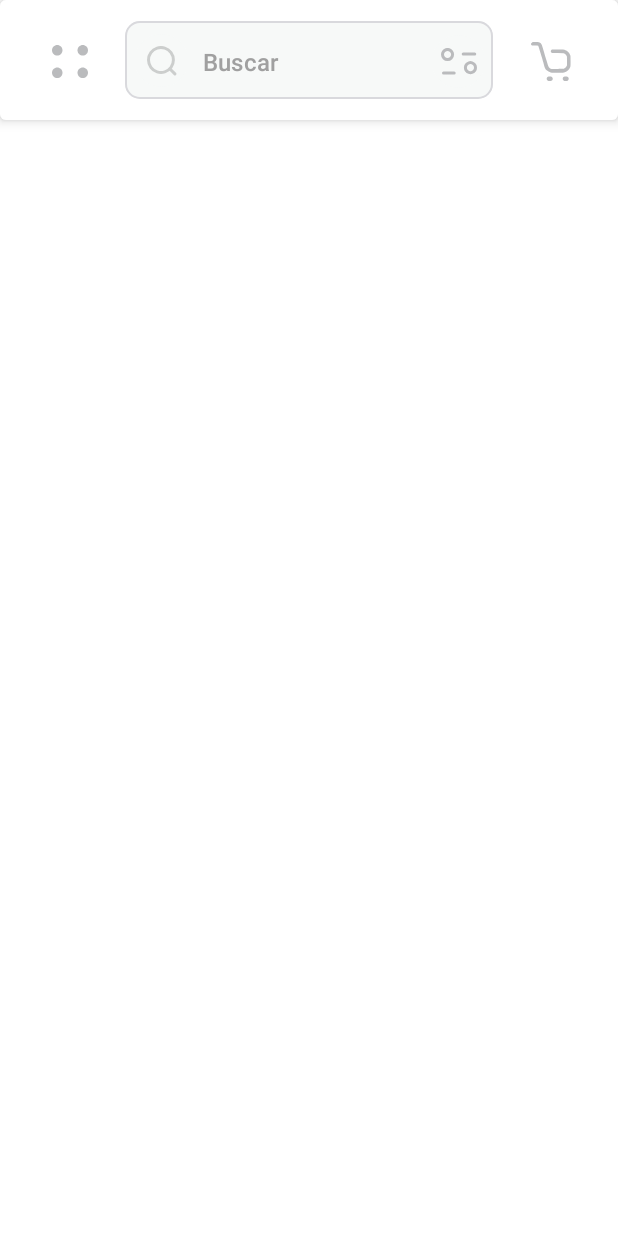
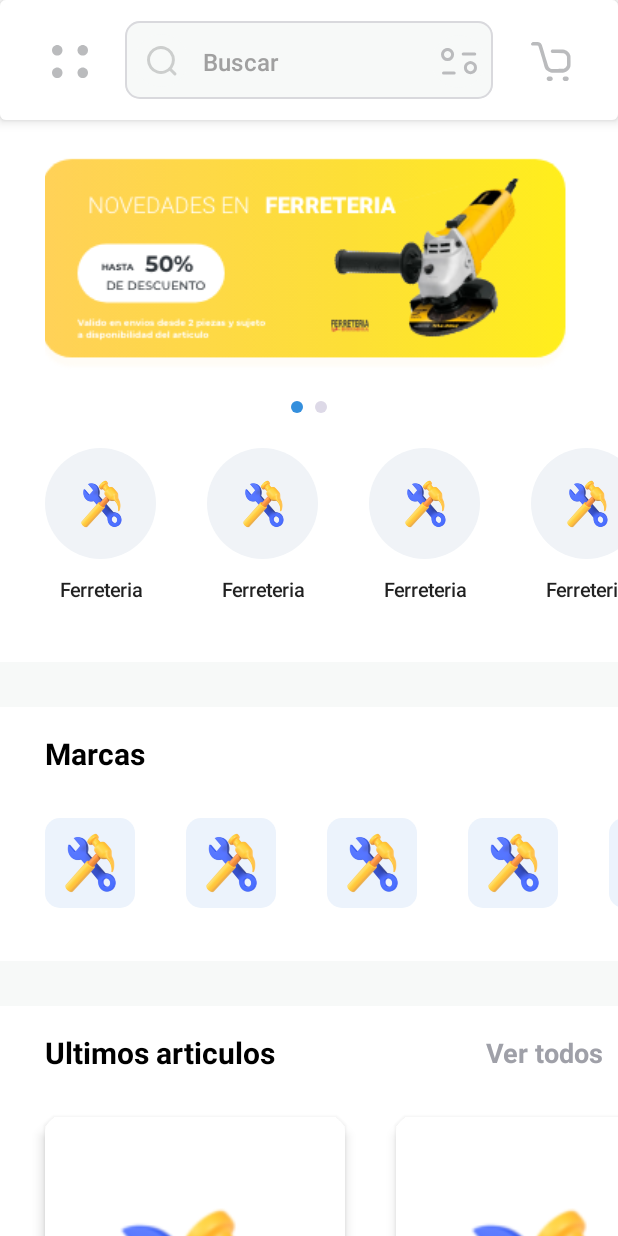
Before and after one commit to baudelioandalon/AllenECommerce, an Android app built with Jetpack Compose: the home_client_screen screen opened through its navigation route, on a phone screen of 412 x 824 dp. Run offline under Robolectric (Android 15) with nearby library versions, the phone set to English and light mode, and no system bars; our stand-ins replace accompanist, constraintlayout-compose; Roboto replaces fonts that are not available here.

Commit message:
[FEATURE][BAU] Compose
* Home Client View

```diff
--- a/app/build.gradle.kts
+++ b/app/build.gradle.kts
@@ -92,6 +92,7 @@ dependencies {
     implementation(Dependency.splashGoogle)
     implementation(Dependency.viewmodelKtx)
     implementation(Dependency.composeUiUi)
+    implementation(Dependency.composeUiUtil)
     implementation(Dependency.composeUiTooling)
     implementation(Dependency.composeFoundation)
     implementation(Dependency.composeMaterial)
@@ -103,4 +104,7 @@ dependencies {
     implementation("com.google.accompanist:accompanist-systemuicontroller:0.17.0")
     implementation("androidx.constraintlayout:constraintlayout-compose:1.0.1")
     implementation("androidx.navigation:navigation-compose:2.5.2")
+    implementation("com.google.accompanist:accompanist-pager:0.13.0")
+    implementation("com.google.accompanist:accompanist-pager-indicators:0.13.0")
+    implementation("io.coil-kt:coil-compose:2.2.2")
 }
--- /dev/null
+++ b/app/src/main/java/com/boreal/allen/components/Items.kt
@@ -0,0 +1,136 @@
+package com.boreal.allen.components
+
+import androidx.compose.foundation.Image
+import androidx.compose.foundation.layout.*
+import androidx.compose.foundation.shape.CircleShape
+import androidx.compose.foundation.shape.CornerSize
+import androidx.compose.foundation.shape.RoundedCornerShape
+import androidx.compose.material.Card
+import androidx.compose.material.ExperimentalMaterialApi
+import androidx.compose.material.Text
+import androidx.compose.runtime.Composable
+import androidx.compose.ui.Alignment
+import androidx.compose.ui.Modifier
+import androidx.compose.ui.graphics.Color.Companion.White
+import androidx.compose.ui.res.painterResource
+import androidx.compose.ui.unit.dp
+import androidx.compose.ui.unit.sp
+import com.boreal.allen.R
+import com.boreal.allen.theme.GrayBrandingBackground
+import com.boreal.allen.theme.GrayCategoryBackground
+import com.boreal.allen.theme.SemiBold
+
+@OptIn(ExperimentalMaterialApi::class)
+@Composable
+fun CategoryItem() {
+    Column(
+        modifier = Modifier
+            .wrapContentSize()
+            .padding(start = 30.dp, end = 4.dp),
+        horizontalAlignment = Alignment.CenterHorizontally,
+        verticalArrangement = Arrangement.Center
+    ) {
+        Card(
+            modifier = Modifier
+                .size(74.dp), onClick = {},
+            elevation = 0.dp,
+            shape = CircleShape,
+            backgroundColor = GrayCategoryBackground
+        ) {
+            Column(
+                modifier = Modifier
+                    .fillMaxSize(),
+                horizontalAlignment = Alignment.CenterHorizontally,
+                verticalArrangement = Arrangement.Center
+            ) {
+                Image(
+                    modifier = Modifier.width(32.dp),
+                    painter = painterResource(id = R.drawable.tools_icon),
+                    contentDescription = "item"
+                )
+            }
+        }
+
+        Text(
+            modifier = Modifier
+                .padding(top = 9.dp)
+                .fillMaxWidth(),
+            text = "Ferreteria",
+            fontSize = 13.sp,
+            letterSpacing = 0.sp,
+            fontWeight = SemiBold
+        )
+    }
+
+}
+
+@OptIn(ExperimentalMaterialApi::class)
+@Composable
+fun BrandingItem() {
+    Column(
+        modifier = Modifier
+            .wrapContentSize()
+            .padding(start = 30.dp, end = 4.dp),
+        horizontalAlignment = Alignment.CenterHorizontally,
+        verticalArrangement = Arrangement.Center
+    ) {
+        Card(
+            modifier = Modifier
+                .size(60.dp), onClick = {},
+            elevation = 0.dp,
+            shape = RoundedCornerShape(corner = CornerSize(10.dp)),
+            backgroundColor = GrayBrandingBackground
+        ) {
+            Column(
+                modifier = Modifier
+                    .fillMaxSize(),
+                horizontalAlignment = Alignment.CenterHorizontally,
+                verticalArrangement = Arrangement.Center
+            ) {
+                Image(
+                    modifier = Modifier
+                        .padding(horizontal = 10.dp)
+                        .fillMaxSize(),
+                    painter = painterResource(id = R.drawable.tools_icon),
+                    contentDescription = "item"
+                )
+            }
+        }
+    }
+}
+
+@OptIn(ExperimentalMaterialApi::class)
+@Composable
+fun HomeItem() {
+    Column(
+        modifier = Modifier
+            .wrapContentSize()
+            .padding(start = 30.dp, end = 4.dp),
+        horizontalAlignment = Alignment.CenterHorizontally,
+        verticalArrangement = Arrangement.Center
+    ) {
+        Card(
+            modifier = Modifier
+                .height(300.dp)
+                .width(200.dp), onClick = {},
+            elevation = 5.dp,
+            shape = RoundedCornerShape(corner = CornerSize(10.dp)),
+            backgroundColor = White
+        ) {
+            Column(
+                modifier = Modifier
+                    .fillMaxSize(),
+                horizontalAlignment = Alignment.CenterHorizontally,
+                verticalArrangement = Arrangement.Center
+            ) {
+                Image(
+                    modifier = Modifier
+                        .padding(horizontal = 10.dp)
+                        .fillMaxSize(),
+                    painter = painterResource(id = R.drawable.tools_icon),
+                    contentDescription = "item"
+                )
+            }
+        }
+    }
+}
--- a/app/src/main/java/com/boreal/allen/components/Texts.kt
+++ b/app/src/main/java/com/boreal/allen/components/Texts.kt
@@ -15,8 +15,7 @@ import androidx.compose.ui.tooling.preview.Preview
 import androidx.compose.ui.unit.sp
 import com.boreal.allen.R
 import com.boreal.allen.theme.Bold
-import com.boreal.allen.theme.Montserrat
-import com.boreal.allen.theme.MontserratTypo
+import com.boreal.allen.theme.GrayLetterSeeAll
 import com.boreal.allen.theme.SemiBold
 
 
@@ -63,8 +62,29 @@ fun MediumText(
         modifier = modifier,
         text = text ?: stringResource(id = labelId ?: R.string.empty_string),
         fontSize = 20.sp,
+        letterSpacing = 0.sp,
         color = color,
         fontWeight = SemiBold,
+        textAlign = align,
+        fontFamily = MaterialTheme.typography.caption.fontFamily
+    )
+}
+
+@Composable
+fun MediumTextBold(
+    text: String? = null,
+    labelId: Int? = null,
+    modifier: Modifier = Modifier,
+    color: Color = Color.Black,
+    align: TextAlign? = null
+) {
+    Text(
+        modifier = modifier,
+        text = text ?: stringResource(id = labelId ?: R.string.empty_string),
+        fontSize = 20.sp,
+        color = color,
+        letterSpacing = 0.sp,
+        fontWeight = Bold,
         textAlign = align,
         fontFamily = MaterialTheme.typography.caption.fontFamily
     )
@@ -87,3 +107,23 @@ fun RegularText(
         textAlign = align
     )
 }
+
+@Composable
+fun SeeAll(
+    text: String? = null,
+    labelId: Int? = null,
+    modifier: Modifier = Modifier,
+    color: Color = GrayLetterSeeAll,
+    align: TextAlign? = null
+) {
+    Text(
+        modifier = modifier,
+        text = text ?: stringResource(id = labelId ?: R.string.empty_string),
+        fontSize = 18.sp,
+        color = color,
+        letterSpacing = 0.sp,
+        fontWeight = Bold,
+        textAlign = align,
+        fontFamily = MaterialTheme.typography.caption.fontFamily
+    )
+}
--- a/app/src/main/java/com/boreal/allen/components/Toolbars.kt
+++ b/app/src/main/java/com/boreal/allen/components/Toolbars.kt
@@ -10,6 +10,7 @@ import androidx.compose.material.ExperimentalMaterialApi
 import androidx.compose.runtime.Composable
 import androidx.compose.ui.Modifier
 import androidx.compose.ui.graphics.Color
+import androidx.compose.ui.graphics.Color.Companion.Red
 import androidx.compose.ui.res.painterResource
 import androidx.compose.ui.res.stringResource
 import androidx.compose.ui.text.style.TextAlign
--- /dev/null
+++ b/app/src/main/java/com/boreal/allen/domain/model/PromotionItem.kt
@@ -0,0 +1,6 @@
+package com.boreal.allen.domain.model
+
+data class PromotionItem(
+    val title: String,
+    val imgUrl: Int
+)
--- a/app/src/main/java/com/boreal/allen/theme/Color.kt
+++ b/app/src/main/java/com/boreal/allen/theme/Color.kt
@@ -12,3 +12,8 @@ val GrayBorderLight = Color(0xFFEFEFEF)
 val GrayBorderSearch = Color(0xFFD9D9DD)
 val GrayLetterHint = Color(0xFFA0A0A0)
 val GrayBackgroundSearch = Color(0xFFF7F9F8)
+val GrayBackgroundMain = Color(0xFFF7F9F8)
+val GrayInactiveIndicator = Color(0xFFDDD9E7)
+val GrayCategoryBackground = Color(0xFFF0F3F7)
+val GrayBrandingBackground = Color(0xFFECF3FC)
+val GrayLetterSeeAll = Color(0xFF9FA0A8)
--- a/app/src/main/java/com/boreal/allen/ui/homeclient/AEHomeClientCompose.kt
+++ b/app/src/main/java/com/boreal/allen/ui/homeclient/AEHomeClientCompose.kt
@@ -1,18 +1,32 @@
 package com.boreal.allen.ui.homeclient
 
-import androidx.compose.foundation.background
-import androidx.compose.foundation.isSystemInDarkTheme
-import androidx.compose.foundation.layout.Column
-import androidx.compose.foundation.layout.fillMaxSize
-import androidx.compose.foundation.rememberScrollState
-import androidx.compose.foundation.verticalScroll
+import androidx.compose.animation.core.tween
+import androidx.compose.foundation.*
+import androidx.compose.foundation.layout.*
+import androidx.compose.foundation.lazy.LazyRow
 import androidx.compose.runtime.Composable
+import androidx.compose.runtime.LaunchedEffect
+import androidx.compose.ui.Alignment
 import androidx.compose.ui.Modifier
 import androidx.compose.ui.graphics.Color
 import androidx.compose.ui.graphics.Color.Companion.White
+import androidx.compose.ui.graphics.graphicsLayer
+import androidx.compose.ui.layout.ContentScale
+import androidx.compose.ui.res.painterResource
 import androidx.compose.ui.tooling.preview.Preview
-import com.boreal.allen.components.ToolbarSearchHome
+import androidx.compose.ui.unit.dp
+import androidx.compose.ui.util.lerp
+import com.boreal.allen.R
+import com.boreal.allen.components.*
+import com.boreal.allen.domain.model.PromotionItem
+import com.boreal.allen.theme.GrayBackgroundMain
+import com.boreal.allen.theme.GrayInactiveIndicator
+import com.boreal.allen.theme.PrimaryColor
+import com.google.accompanist.pager.*
 import com.google.accompanist.systemuicontroller.rememberSystemUiController
+import kotlinx.coroutines.delay
+import kotlinx.coroutines.yield
+import kotlin.math.absoluteValue
 
 @Preview
 @Composable
@@ -31,9 +45,148 @@ fun AEHomeClientComposable() {
     Column(
         modifier = Modifier
             .fillMaxSize()
-            .background(White)
+            .background(GrayBackgroundMain)
             .verticalScroll(scrollState)
     ) {
-        ToolbarSearchHome()
+        TopContainer()
+        BrandingContainer()
+        LastItemsContainer()
     }
 }
+
+@Composable
+fun TopContainer() {
+    Column(modifier = Modifier.background(White)) {
+        ToolbarSearchHome()
+        AutoSliding()
+        LazyRow(
+            modifier = Modifier
+                .padding(
+                    top = 23.dp,
+                    bottom = 35.dp
+                )
+        ) {
+            items(4) {
+                CategoryItem()
+            }
+        }
+    }
+}
+
+@Composable
+fun BrandingContainer() {
+    Column(
+        modifier = Modifier
+            .padding(top = 30.dp)
+            .background(White)
+    ) {
+        MediumTextBold(modifier = Modifier.padding(start = 30.dp, top = 20.dp), text = "Marcas")
+        LazyRow(
+            modifier = Modifier
+                .padding(
+                    top = 30.dp,
+                    bottom = 35.dp
+                )
+        ) {
+            items(10) {
+                BrandingItem()
+            }
+        }
+    }
+}
+
+@Composable
+fun LastItemsContainer() {
+    Column(
+        modifier = Modifier
+            .padding(top = 30.dp)
+            .background(White)
+    ) {
+        Row(
+            modifier = Modifier.fillMaxWidth(),
+            verticalAlignment = Alignment.CenterVertically,
+            horizontalArrangement = Arrangement.SpaceBetween
+        ) {
+            MediumTextBold(
+                modifier = Modifier.padding(start = 30.dp, top = 20.dp),
+                text = "Ultimos articulos"
+            )
+            SeeAll(
+                modifier = Modifier.padding(top = 20.dp, end = 9.dp),
+                text = "Ver todos"
+            )
+        }
+        LazyRow(
+            modifier = Modifier
+                .padding(
+                    top = 30.dp,
+                    bottom = 35.dp
+                )
+        ) {
+            items(10) {
+                HomeItem()
+            }
+        }
+    }
+}
+
+@OptIn(ExperimentalPagerApi::class)
+@Composable
+fun AutoSliding() {
+    val promotion = listOf(
+        PromotionItem("Title one", R.drawable.pager_one),
+        PromotionItem("Title two", R.drawable.pager_two)
+    )
+    val pagerState = rememberPagerState(pageCount = promotion.size)
+    LaunchedEffect(Unit) {
+        while (true) {
+            yield()
+            delay(5000)
+            pagerState.animateScrollToPage(
+                page = (pagerState.currentPage + 1) % (pagerState.pageCount),
+                animationSpec = tween(600)
+            )
+        }
+    }
+    Column(
+        modifier = Modifier
+            .wrapContentSize(),
+        horizontalAlignment = Alignment.CenterHorizontally,
+        verticalArrangement = Arrangement.Center
+    ) {
+
+        HorizontalPager(
+            state = pagerState,
+            modifier = Modifier
+                .padding(start = 30.dp, top = 10.dp)
+                .fillMaxSize()
+        ) { page ->
+            Image(
+                painter = painterResource(id = promotion[page].imgUrl),
+                contentDescription = promotion[page].title,
+                contentScale = ContentScale.Crop,
+                modifier = Modifier
+                    .fillMaxSize()
+                    .graphicsLayer {
+                        val pagerOffset = calculateCurrentOffsetForPage(page).absoluteValue
+                        lerp(
+                            start = 1.1f,
+                            stop = 1f,
+                            fraction = 1f - pagerOffset.coerceIn(0f, 1f)
+                        ).also { scale ->
+                            scaleX = scale
+                            scaleY = scale
+                        }
+                    }
+            )
+        }
+
+        HorizontalPagerIndicator(
+            pagerState = pagerState,
+            modifier = Modifier
+                .align(Alignment.CenterHorizontally),
+            inactiveColor = GrayInactiveIndicator,
+            activeColor = PrimaryColor
+        )
+    }
+}
--- a/buildSrc/src/main/kotlin/Dependency.kt
+++ b/buildSrc/src/main/kotlin/Dependency.kt
@@ -62,6 +62,7 @@ object Dependency {
 
     //Compose
     const val composeUiUi = "androidx.compose.ui:ui:${Version.composeUiVersion}"
+    const val composeUiUtil = "androidx.compose.ui:ui-util:${Version.composeUiUtilVersion}"
     const val composeUiTooling = "androidx.compose.ui:ui-tooling:${Version.composeUiVersion}"
     const val composeFoundation = "androidx.compose.foundation:foundation:${Version.composeUiVersion}"
     const val composeMaterial = "androidx.compose.material:material:${Version.composeUiVersion}"
--- a/buildSrc/src/main/kotlin/Version.kt
+++ b/buildSrc/src/main/kotlin/Version.kt
@@ -39,6 +39,7 @@ object Version {
     const val lifecycleKtxVersion = "2.3.1"
 
     //COMPOSE
+    const val composeUiUtilVersion = "1.0.1"
     const val composeUiVersion = "1.2.1"
     const val composeActivityVersion = "1.6.0"
     const val composeViewModelVersion = "2.5.1"
```
Also changed, not shown: app/src/main/res/drawable/building_icon.png (added), app/src/main/res/drawable/clothes_icon.png (added), app/src/main/res/drawable/pager_one.png (added), app/src/main/res/drawable/pager_two.png (added), app/src/main/res/drawable/scisors_icon.png (added), app/src/main/res/drawable/shirt_test.png (added), app/src/main/res/drawable/technology_icon.png (added), app/src/main/res/drawable/tools_icon.png (added).
